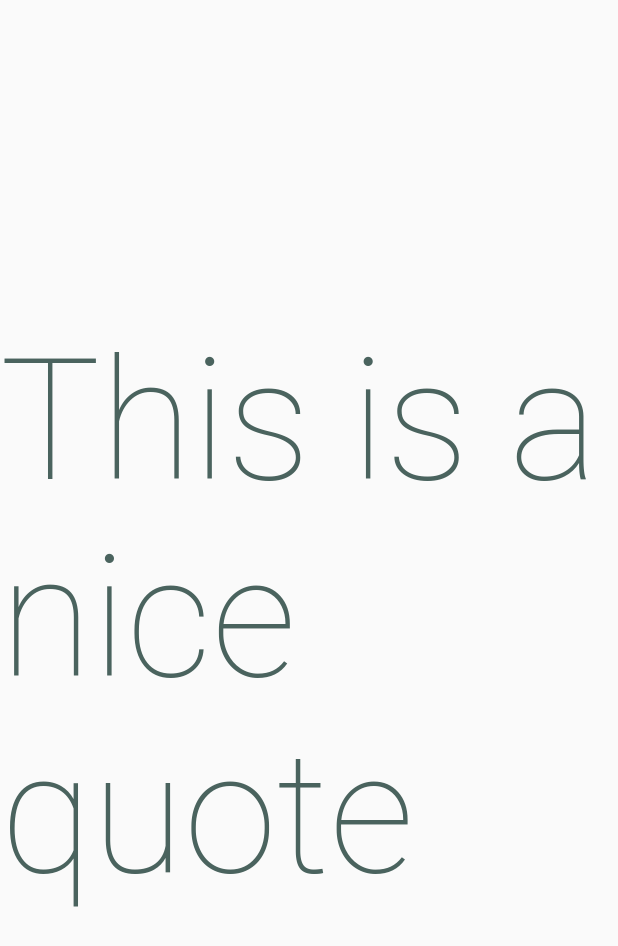
After one commit to mayoritua07/my_x_and_o, a Flutter app: the QuoteScreen screen opened directly, on a phone screen of 412 x 824 dp. The commit adds this screen. Shown: the top 946 px of the screen. Run offline on Flutter 3.47's test engine with Material 2 defaults, Android fonts, the phone set to English and light mode, and no system bars; our stand-ins replace audioplayers, cloud_firestore, firebase_core, flutter_riverpod, vibration; missing offline and left inert: move_to_background, screen_state; accounts and stored records are empty.

Commit message:
second commit

```diff
--- /dev/null
+++ b/lib/screens/quote_screen.dart
@@ -0,0 +1,19 @@
+import 'package:flutter/material.dart';
+
+class QuoteScreen extends StatelessWidget {
+  const QuoteScreen({super.key});
+
+  @override
+  Widget build(BuildContext context) {
+    return Scaffold(
+      body: Center(
+          child: Text(
+        'This is a nice quote',
+        style: Theme.of(context)
+            .textTheme
+            .displayLarge!
+            .copyWith(color: Theme.of(context).colorScheme.secondary),
+      )),
+    );
+  }
+}
--- a/pubspec.yaml
+++ b/pubspec.yaml
@@ -42,8 +42,8 @@ dependencies:
   flutter_slidable: ^3.0.0
   get: ^4.6.6
   vibration: ^1.8.3
-
   move_to_background: ^1.0.2
+  screen_state: ^3.0.1
 
 dev_dependencies:
   flutter_test:
```
Also changed, not shown: lib/main.dart (+23 -2 lines), lib/screens/setup_screen.dart (+13 -4 lines), lib/screens/single_player.dart (+8 -5 lines), pubspec.lock, 1 other file.
